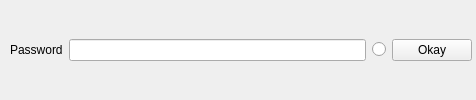
Before: the Qt Designer form gui/passwordPrompt.ui in Seagate/cloudfuse, drawn with Qt 5.
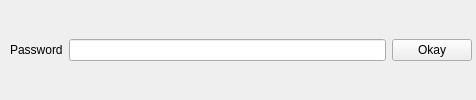
After: the same form once the commit is applied.

Commit message: remove radio button from UI

```diff
--- a/gui/passwordPrompt.ui
+++ b/gui/passwordPrompt.ui
@@ -33,13 +33,6 @@
     <item>
      <widget class="QLineEdit" name="lineEdit_password"/>
     </item>
-    <item>
-     <widget class="QRadioButton" name="radioButton">
-      <property name="text">
-       <string/>
-      </property>
-     </widget>
-    </item>
     <item>
      <widget class="QPushButton" name="button_okay">
       <property name="text">
```
